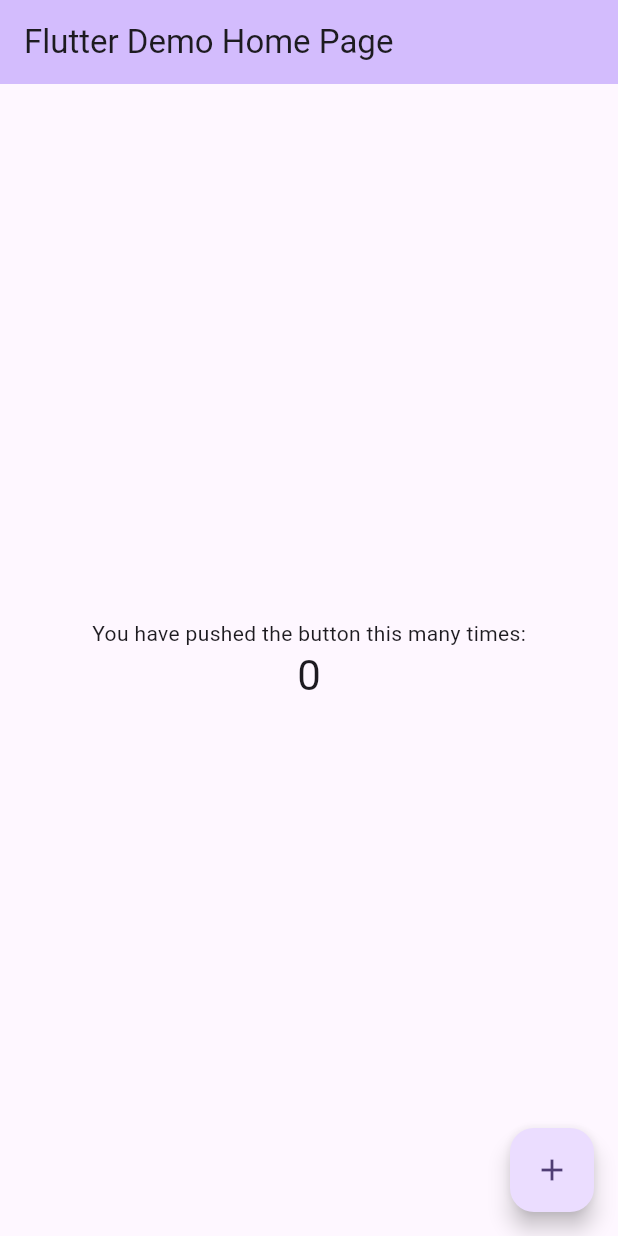
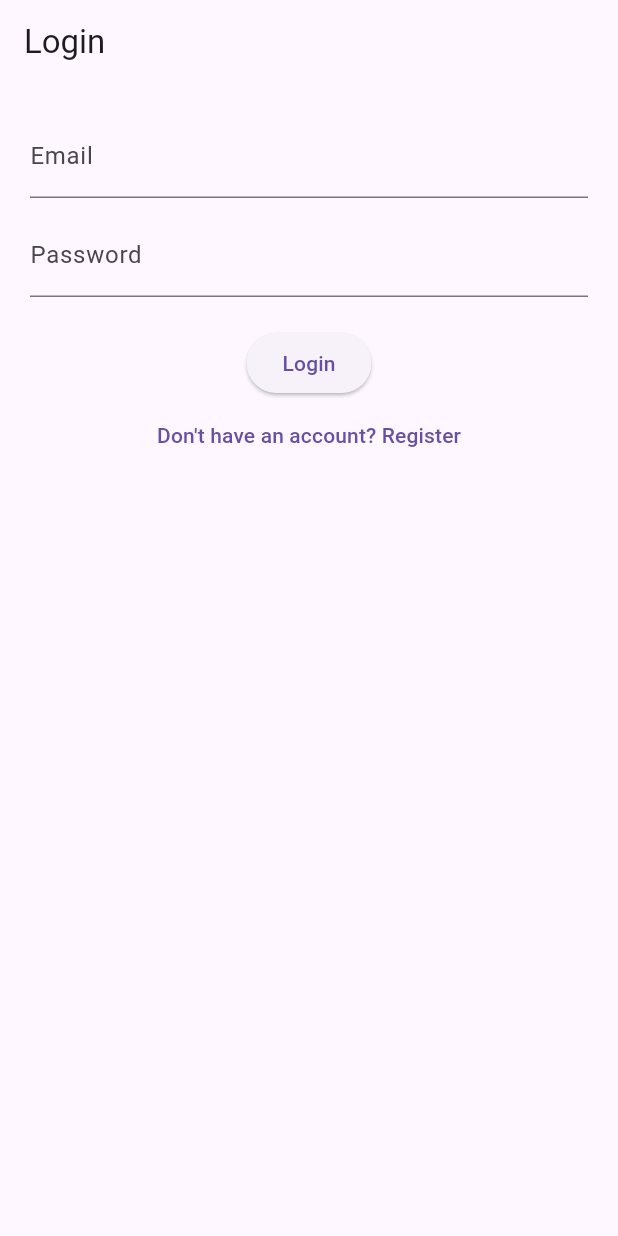
Before and after one commit to Enes0668/foodviewer, a Flutter app: the screen it shows after launch, on a phone screen of 412 x 824 dp. Run offline on Flutter 3.47's test engine with Material 3 defaults, Android fonts, the phone set to English and light mode, and no system bars; our stand-ins replace cloud_firestore, firebase_auth, firebase_core, firebase_database; accounts and stored records are empty.

Commit message:
Register and Login page added

```diff
--- a/lib/main.dart
+++ b/lib/main.dart
@@ -1,122 +1,40 @@
 import 'package:flutter/material.dart';
+import 'package:firebase_core/firebase_core.dart';
+import 'firebase_options.dart'; // auto-generated by FlutterFire CLI
+import 'pages/login_page.dart';
+import 'pages/register_page.dart';
+import 'pages/home_page.dart';
 
-void main() {
-  runApp(const MyApp());
+void main() async {
+  // Ensures Firebase and Flutter binding are ready
+  WidgetsFlutterBinding.ensureInitialized();
+
+  // Initialize Firebase with platform-specific options
+  await Firebase.initializeApp(
+    options: DefaultFirebaseOptions.currentPlatform,
+  );
+
+  runApp(const FoodViewerApp());
 }
 
-class MyApp extends StatelessWidget {
-  const MyApp({super.key});
+class FoodViewerApp extends StatelessWidget {
+  const FoodViewerApp({super.key});
 
-  // This widget is the root of your application.
   @override
   Widget build(BuildContext context) {
     return MaterialApp(
-      title: 'Flutter Demo',
+      title: 'FoodViewer',
       theme: ThemeData(
-        // This is the theme of your application.
-        //
-        // TRY THIS: Try running your application with "flutter run". You'll see
-        // the application has a purple toolbar. Then, without quitting the app,
-        // try changing the seedColor in the colorScheme below to Colors.green
-        // and then invoke "hot reload" (save your changes or press the "hot
-        // reload" button in a Flutter-supported IDE, or press "r" if you used
-        // the command line to start the app).
-        //
-        // Notice that the counter didn't reset back to zero; the application
-        // state is not lost during the reload. To reset the state, use hot
-        // restart instead.
-        //
-        // This works for code too, not just values: Most code changes can be
-        // tested with just a hot reload.
-        colorScheme: ColorScheme.fromSeed(seedColor: Colors.deepPurple),
+        primarySwatch: Colors.green,
+        useMaterial3: true,
       ),
-      home: const MyHomePage(title: 'Flutter Demo Home Page'),
+      debugShowCheckedModeBanner: false,
+      initialRoute: '/login',
+      routes: {
+        '/login': (context) => const LoginPage(),
+        '/register': (context) => const RegisterPage(),
+        '/home': (context) => const HomePage(),
+      },
     );
   }
 }
-
-class MyHomePage extends StatefulWidget {
-  const MyHomePage({super.key, required this.title});
-
-  // This widget is the home page of your application. It is stateful, meaning
-  // that it has a State object (defined below) that contains fields that affect
-  // how it looks.
-
-  // This class is the configuration for the state. It holds the values (in this
-  // case the title) provided by the parent (in this case the App widget) and
-  // used by the build method of the State. Fields in a Widget subclass are
-  // always marked "final".
-
-  final String title;
-
-  @override
-  State<MyHomePage> createState() => _MyHomePageState();
-}
-
-class _MyHomePageState extends State<MyHomePage> {
-  int _counter = 0;
-
-  void _incrementCounter() {
-    setState(() {
-      // This call to setState tells the Flutter framework that something has
-      // changed in this State, which causes it to rerun the build method below
-      // so that the display can reflect the updated values. If we changed
-      // _counter without calling setState(), then the build method would not be
-      // called again, and so nothing would appear to happen.
-      _counter++;
-    });
-  }
-
-  @override
-  Widget build(BuildContext context) {
-    // This method is rerun every time setState is called, for instance as done
-    // by the _incrementCounter method above.
-    //
-    // The Flutter framework has been optimized to make rerunning build methods
-    // fast, so that you can just rebuild anything that needs updating rather
-    // than having to individually change instances of widgets.
-    return Scaffold(
-      appBar: AppBar(
-        // TRY THIS: Try changing the color here to a specific color (to
-        // Colors.amber, perhaps?) and trigger a hot reload to see the AppBar
-        // change color while the other colors stay the same.
-        backgroundColor: Theme.of(context).colorScheme.inversePrimary,
-        // Here we take the value from the MyHomePage object that was created by
-        // the App.build method, and use it to set our appbar title.
-        title: Text(widget.title),
-      ),
-      body: Center(
-        // Center is a layout widget. It takes a single child and positions it
-        // in the middle of the parent.
-        child: Column(
-          // Column is also a layout widget. It takes a list of children and
-          // arranges them vertically. By default, it sizes itself to fit its
-          // children horizontally, and tries to be as tall as its parent.
-          //
-          // Column has various properties to control how it sizes itself and
-          // how it positions its children. Here we use mainAxisAlignment to
-          // center the children vertically; the main axis here is the vertical
-          // axis because Columns are vertical (the cross axis would be
-          // horizontal).
-          //
-          // TRY THIS: Invoke "debug painting" (choose the "Toggle Debug Paint"
-          // action in the IDE, or press "p" in the console), to see the
-          // wireframe for each widget.
-          mainAxisAlignment: MainAxisAlignment.center,
-          children: <Widget>[
-            const Text('You have pushed the button this many times:'),
-            Text(
-              '$_counter',
-              style: Theme.of(context).textTheme.headlineMedium,
-            ),
-          ],
-        ),
-      ),
-      floatingActionButton: FloatingActionButton(
-        onPressed: _incrementCounter,
-        tooltip: 'Increment',
-        child: const Icon(Icons.add),
-      ), // This trailing comma makes auto-formatting nicer for build methods.
-    );
-  }
-}
--- /dev/null
+++ b/lib/pages/login_page.dart
@@ -0,0 +1,123 @@
+import 'package:flutter/material.dart';
+import 'package:firebase_auth/firebase_auth.dart';
+import 'package:firebase_database/firebase_database.dart';
+import 'package:firebase_core/firebase_core.dart';
+
+class LoginPage extends StatefulWidget {
+  const LoginPage({super.key});
+
+  @override
+  State<LoginPage> createState() => _LoginPageState();
+}
+
+class _LoginPageState extends State<LoginPage> {
+  final _emailController = TextEditingController();
+  final _passwordController = TextEditingController();
+
+  final FirebaseAuth _auth = FirebaseAuth.instance;
+  late final FirebaseDatabase _database;
+
+  @override
+  void initState() {
+    super.initState();
+    _database = FirebaseDatabase.instanceFor(
+      app: Firebase.app(),
+      databaseURL: "https://foodviewer-e65fa-default-rtdb.firebaseio.com/",
+    );
+  }
+
+  Future<void> _login() async {
+    final email = _emailController.text.trim();
+    final password = _passwordController.text.trim();
+
+    if (email.isEmpty || password.isEmpty) {
+      ScaffoldMessenger.of(context).showSnackBar(
+        const SnackBar(content: Text("Please fill all fields")),
+      );
+      return;
+    }
+
+    try {
+      // 1️⃣ Sign in the user with Firebase Authentication
+      UserCredential userCredential = await _auth.signInWithEmailAndPassword(
+        email: email,
+        password: password,
+      );
+
+      // 2️⃣ Get UID
+      String uid = userCredential.user!.uid;
+
+      // 3️⃣ Fetch user data from Realtime Database
+      DatabaseReference userRef = _database.ref('users/$uid');
+      DatabaseEvent event = await userRef.once();
+
+      if (event.snapshot.exists) {
+        Map userData = event.snapshot.value as Map;
+        debugPrint("User Data: $userData");
+
+        ScaffoldMessenger.of(context).showSnackBar(
+          SnackBar(content: Text("Welcome, ${userData['email']}")),
+        );
+
+        // 4️⃣ Navigate to home page
+        Navigator.pushReplacementNamed(context, '/home');
+      } else {
+        ScaffoldMessenger.of(context).showSnackBar(
+          const SnackBar(content: Text("User not found in database")),
+        );
+      }
+    } on FirebaseAuthException catch (e) {
+      String message = "Login failed: ${e.message}";
+      if (e.code == 'user-not-found') {
+        message = "No user found for that email.";
+      } else if (e.code == 'wrong-password') {
+        message = "Incorrect password.";
+      }
+
+      ScaffoldMessenger.of(context).showSnackBar(
+        SnackBar(content: Text(message)),
+      );
+    } catch (e) {
+      ScaffoldMessenger.of(context).showSnackBar(
+        SnackBar(content: Text("Unexpected error: $e")),
+      );
+    }
+  }
+
+  @override
+  Widget build(BuildContext context) {
+    return Scaffold(
+      appBar: AppBar(title: const Text('Login')),
+      body: SingleChildScrollView(
+        padding: const EdgeInsets.all(20),
+        child: Column(
+          mainAxisAlignment: MainAxisAlignment.center,
+          children: [
+            TextField(
+              controller: _emailController,
+              decoration: const InputDecoration(labelText: 'Email'),
+              keyboardType: TextInputType.emailAddress,
+            ),
+            const SizedBox(height: 10),
+            TextField(
+              controller: _passwordController,
+              decoration: const InputDecoration(labelText: 'Password'),
+              obscureText: true,
+            ),
+            const SizedBox(height: 20),
+            ElevatedButton(
+              onPressed: _login,
+              child: const Text('Login'),
+            ),
+            TextButton(
+              onPressed: () {
+                Navigator.pushNamed(context, '/register');
+              },
+              child: const Text("Don't have an account? Register"),
+            ),
+          ],
+        ),
+      ),
+    );
+  }
+}
```
Also changed, not shown: lib/pages/home_page.dart (added, +112 -0 lines), lib/pages/register_page.dart (added, +103 -0 lines), pubspec.yaml (+7 -0 lines), firebase.json (added), lib/firebase_options.dart (added), pubspec.lock, 8 other files.
